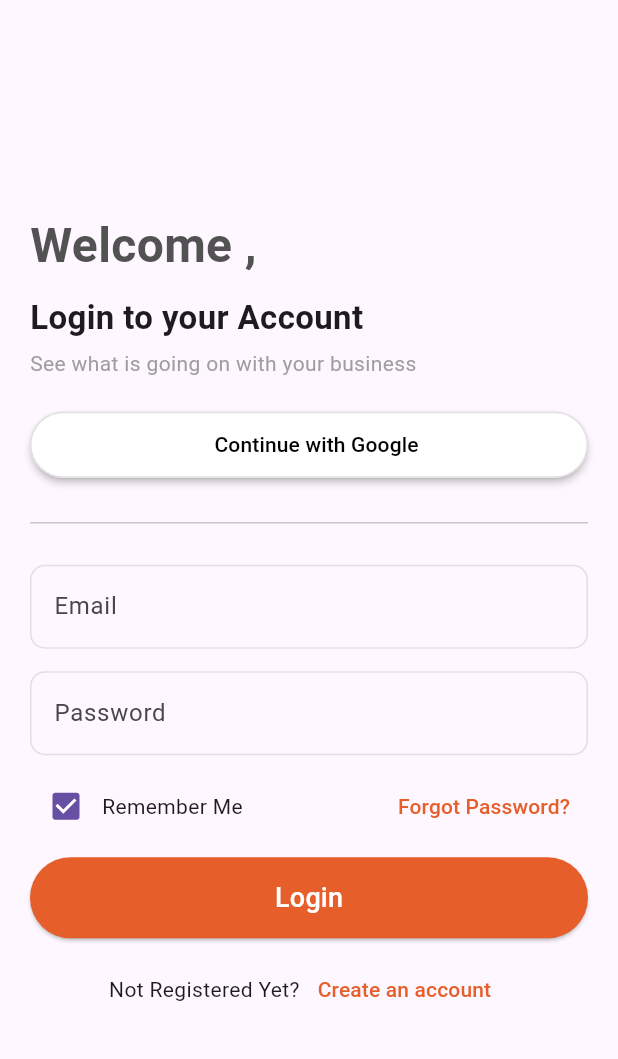
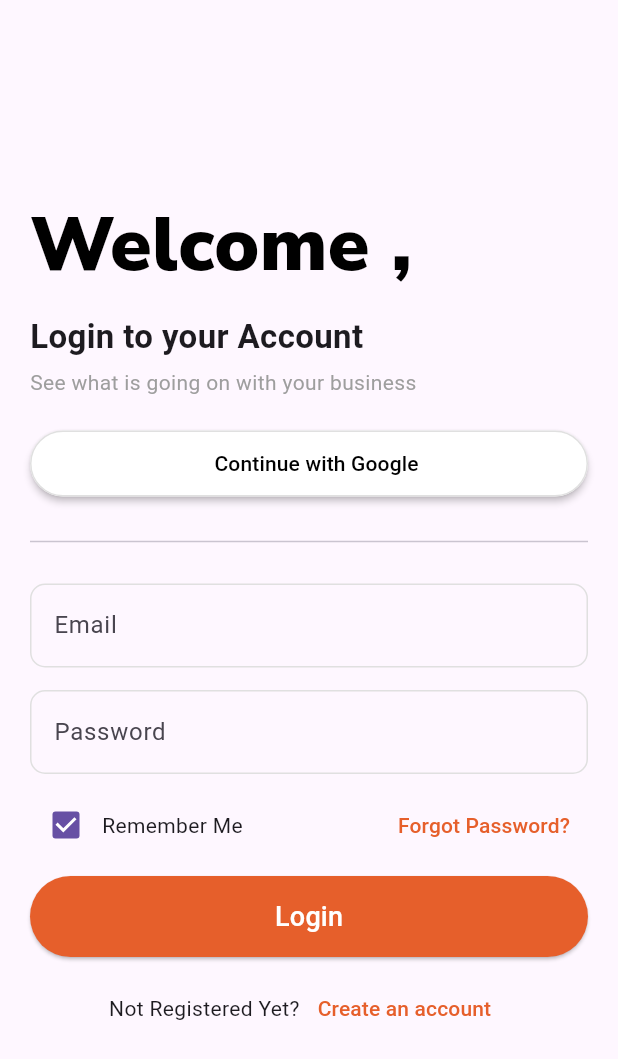
Before and after one commit to TaskTrial/mobile, a Flutter app: the screen it shows after launch, on a phone screen of 412 x 824 dp. Shown: the top 1059 px of the screen. Run offline on Flutter 3.47's test engine with Material 3 defaults, Android fonts, the light colour scheme and no system bars.

Commit message:
add some assets

```diff
--- a/lib/utils/constants.dart
+++ b/lib/utils/constants.dart
@@ -4,5 +4,6 @@ class Constants {
   static const Color backgroundColor = Color(0xFFEBDFD7);
   static const Color pageNameColor = Color(0xFF525252);
   static const String appName = 'TaskTrial';
+  static const String primaryFont = 'NunitoSans';
 
  }
--- a/lib/views/auth/login_screen.dart
+++ b/lib/views/auth/login_screen.dart
@@ -15,9 +15,11 @@ class LoginScreen extends StatelessWidget {
               Text(
                 'Welcome ,',
                 style: TextStyle(
-                  color: Constants.pageNameColor,
-                  fontSize: 32,
-                  fontWeight: FontWeight.bold,
+                  color: Colors.black,
+                  fontSize: 50,
+                 fontWeight: FontWeight.w900,
+                  fontFamily: Constants.primaryFont,
+
                 ),
               ),
               const SizedBox(height: 10),
```
Also changed, not shown: pubspec.yaml (+5 -5 lines), assets/fonts/NunitoSans-Italict.ttf (added), assets/fonts/NunitoSans.ttf (added), assets/images/google.png (added).
